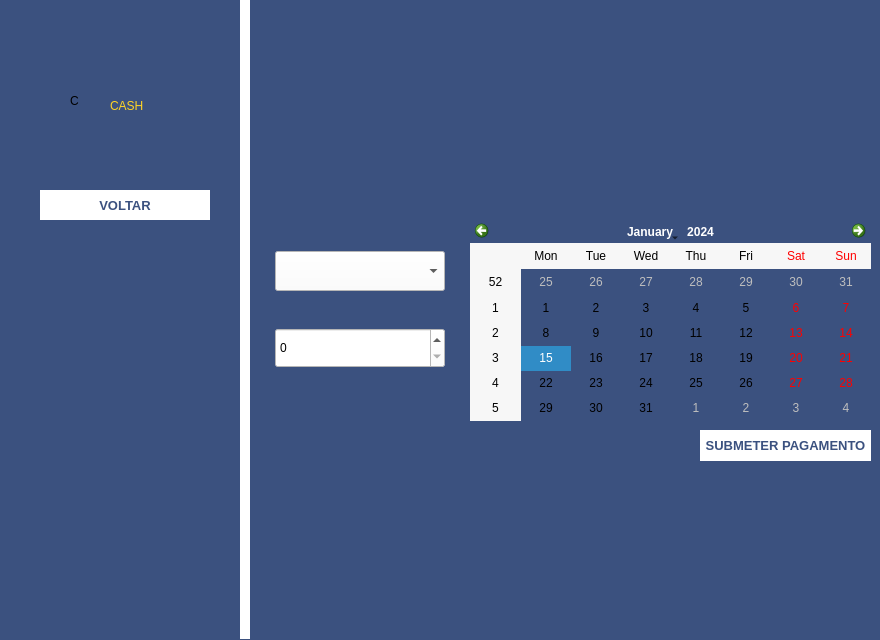
The window that cambaCash/areacash.ui (Leumim2020/CambaCash) describes before a commit, drawn with Qt 5.
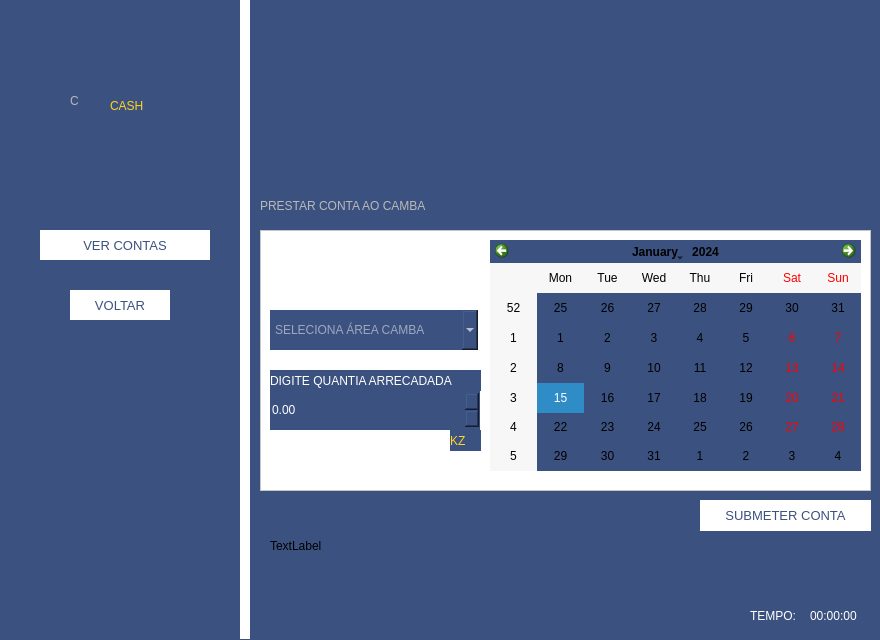
The same window after the commit.

Commit message: Add areacash, areaconta

Patch:
```diff
--- a/cambaCash/areacash.ui
+++ b/cambaCash/areacash.ui
@@ -71,51 +71,13 @@
    </property>
    <property name="styleSheet">
     <string notr="true">font: 600 45pt &quot;Segoe UI Semibold&quot;;
+color: rgb(185, 185, 185);
 </string>
    </property>
    <property name="text">
     <string>C</string>
    </property>
   </widget>
-  <widget class="QPushButton" name="pushButton">
-   <property name="geometry">
-    <rect>
-     <x>40</x>
-     <y>190</y>
-     <width>170</width>
-     <height>30</height>
-    </rect>
-   </property>
-   <property name="minimumSize">
-    <size>
-     <width>170</width>
-     <height>30</height>
-    </size>
-   </property>
-   <property name="maximumSize">
-    <size>
-     <width>0</width>
-     <height>16777215</height>
-    </size>
-   </property>
-   <property name="font">
-    <font>
-     <pointsize>10</pointsize>
-     <bold>true</bold>
-    </font>
-   </property>
-   <property name="cursor">
-    <cursorShape>PointingHandCursor</cursorShape>
-   </property>
-   <property name="styleSheet">
-    <string notr="true">border:1px solid white;
-background-color:white;
-color:rgb(59,81,127);</string>
-   </property>
-   <property name="text">
-    <string>VOLTAR</string>
-   </property>
-  </widget>
   <widget class="QLabel" name="label_4">
    <property name="geometry">
     <rect>
@@ -140,103 +102,354 @@
    <property name="geometry">
     <rect>
      <x>700</x>
-     <y>430</y>
+     <y>500</y>
      <width>171</width>
      <height>31</height>
     </rect>
    </property>
    <property name="font">
     <font>
+     <family>Segoe UI</family>
      <pointsize>10</pointsize>
+     <italic>false</italic>
+     <bold>false</bold>
+    </font>
+   </property>
+   <property name="cursor">
+    <cursorShape>PointingHandCursor</cursorShape>
+   </property>
+   <property name="styleSheet">
+    <string notr="true">border:1px solid white;
+font: 10pt &quot;Segoe UI&quot;;
+background-color:white;
+color:rgb(59,81,127);</string>
+   </property>
+   <property name="text">
+    <string>SUBMETER CONTA</string>
+   </property>
+  </widget>
+  <widget class="QLabel" name="label">
+   <property name="geometry">
+    <rect>
+     <x>810</x>
+     <y>600</y>
+     <width>51</width>
+     <height>31</height>
+    </rect>
+   </property>
+   <property name="styleSheet">
+    <string notr="true">font: 10pt &quot;Segoe UI&quot;;
+color: white;</string>
+   </property>
+   <property name="text">
+    <string>00:00:00</string>
+   </property>
+  </widget>
+  <widget class="QLabel" name="label_5">
+   <property name="geometry">
+    <rect>
+     <x>750</x>
+     <y>600</y>
+     <width>51</width>
+     <height>31</height>
+    </rect>
+   </property>
+   <property name="cursor">
+    <cursorShape>PointingHandCursor</cursorShape>
+   </property>
+   <property name="styleSheet">
+    <string notr="true">font: 10pt &quot;Segoe UI&quot;;
+color: white;</string>
+   </property>
+   <property name="text">
+    <string>TEMPO:</string>
+   </property>
+  </widget>
+  <widget class="QPushButton" name="pushButton">
+   <property name="geometry">
+    <rect>
+     <x>70</x>
+     <y>290</y>
+     <width>100</width>
+     <height>30</height>
+    </rect>
+   </property>
+   <property name="minimumSize">
+    <size>
+     <width>100</width>
+     <height>30</height>
+    </size>
+   </property>
+   <property name="maximumSize">
+    <size>
+     <width>100</width>
+     <height>30</height>
+    </size>
+   </property>
+   <property name="font">
+    <font>
+     <family>Segoe UI</family>
+     <pointsize>10</pointsize>
+     <italic>false</italic>
+     <bold>false</bold>
+    </font>
+   </property>
+   <property name="cursor">
+    <cursorShape>PointingHandCursor</cursorShape>
+   </property>
+   <property name="styleSheet">
+    <string notr="true">border:1px solid white;
+font: 10pt &quot;Segoe UI&quot;;
+background-color:white;
+color:rgb(59,81,127);</string>
+   </property>
+   <property name="text">
+    <string>VOLTAR</string>
+   </property>
+  </widget>
+  <widget class="QPushButton" name="pushButton_conta">
+   <property name="geometry">
+    <rect>
+     <x>40</x>
+     <y>230</y>
+     <width>170</width>
+     <height>30</height>
+    </rect>
+   </property>
+   <property name="minimumSize">
+    <size>
+     <width>170</width>
+     <height>30</height>
+    </size>
+   </property>
+   <property name="maximumSize">
+    <size>
+     <width>0</width>
+     <height>16777215</height>
+    </size>
+   </property>
+   <property name="font">
+    <font>
+     <family>Segoe UI</family>
+     <pointsize>10</pointsize>
+     <italic>false</italic>
+     <bold>false</bold>
+    </font>
+   </property>
+   <property name="cursor">
+    <cursorShape>PointingHandCursor</cursorShape>
+   </property>
+   <property name="styleSheet">
+    <string notr="true">border:1px solid white;
+font: 10pt &quot;Segoe UI&quot;;
+background-color:white;
+color:rgb(59,81,127);</string>
+   </property>
+   <property name="text">
+    <string>VER CONTAS</string>
+   </property>
+  </widget>
+  <widget class="QUndoView" name="undoView">
+   <property name="geometry">
+    <rect>
+     <x>260</x>
+     <y>230</y>
+     <width>611</width>
+     <height>261</height>
+    </rect>
+   </property>
+   <property name="font">
+    <font>
      <bold>true</bold>
     </font>
    </property>
+   <property name="styleSheet">
+    <string notr="true">background-color: rgb(255, 255, 255);</string>
+   </property>
+  </widget>
+  <widget class="QCalendarWidget" name="calendar">
+   <property name="geometry">
+    <rect>
+     <x>490</x>
+     <y>240</y>
+     <width>371</width>
+     <height>231</height>
+    </rect>
+   </property>
    <property name="cursor">
     <cursorShape>PointingHandCursor</cursorShape>
    </property>
    <property name="styleSheet">
-    <string notr="true">border:1px solid white;
-background-color:white;
-color:rgb(59,81,127);</string>
+    <string notr="true">
+color:black;</string>
    </property>
+  </widget>
+  <widget class="QComboBox" name="boxarea">
+   <property name="geometry">
+    <rect>
+     <x>270</x>
+     <y>310</y>
+     <width>208</width>
+     <height>40</height>
+    </rect>
+   </property>
+   <property name="minimumSize">
+    <size>
+     <width>208</width>
+     <height>40</height>
+    </size>
+   </property>
+   <property name="maximumSize">
+    <size>
+     <width>208</width>
+     <height>40</height>
+    </size>
+   </property>
+   <property name="cursor">
+    <cursorShape>PointingHandCursor</cursorShape>
+   </property>
+   <property name="styleSheet">
+    <string notr="true">border:none;
+color: rgb(255, 255, 255);
+
+
+</string>
+   </property>
+   <property name="placeholderText">
+    <string>SELECIONA ÁREA CAMBA</string>
+   </property>
+   <item>
+    <property name="text">
+     <string>SELECIONE LOJA...</string>
+    </property>
+   </item>
+   <item>
+    <property name="text">
+     <string>BAR</string>
+    </property>
+   </item>
+   <item>
+    <property name="text">
+     <string>BARBEARIA</string>
+    </property>
+   </item>
+   <item>
+    <property name="text">
+     <string>LOJA ZAP</string>
+    </property>
+   </item>
+   <item>
+    <property name="text">
+     <string>SALÃO  DE BELEZA</string>
+    </property>
+   </item>
+  </widget>
+  <widget class="QLabel" name="label_6">
+   <property name="geometry">
+    <rect>
+     <x>450</x>
+     <y>430</y>
+     <width>31</width>
+     <height>21</height>
+    </rect>
+   </property>
+   <property name="cursor">
+    <cursorShape>PointingHandCursor</cursorShape>
+   </property>
+   <property name="styleSheet">
+    <string notr="true">font: 15pt &quot;Segoe UI&quot;;
+color: rgb(255, 212, 38);</string>
+   </property>
    <property name="text">
-    <string>SUBMETER PAGAMENTO</string>
+    <string>KZ</string>
    </property>
   </widget>
-  <widget class="QWidget" name="gridLayoutWidget">
+  <widget class="QDoubleSpinBox" name="boxmoney">
+   <property name="geometry">
+    <rect>
+     <x>270</x>
+     <y>390</y>
+     <width>210</width>
+     <height>40</height>
+    </rect>
+   </property>
+   <property name="minimumSize">
+    <size>
+     <width>210</width>
+     <height>40</height>
+    </size>
+   </property>
+   <property name="maximumSize">
+    <size>
+     <width>210</width>
+     <height>40</height>
+    </size>
+   </property>
+   <property name="styleSheet">
+    <string notr="true">border:none;
+font: 12pt &quot;Segoe UI&quot;;
+color: rgb(255, 255, 255);</string>
+   </property>
+   <property name="maximum">
+    <double>100000000.000000000000000</double>
+   </property>
+   <property name="stepType">
+    <enum>QAbstractSpinBox::DefaultStepType</enum>
+   </property>
+  </widget>
+  <widget class="QLabel" name="label_7">
+   <property name="geometry">
+    <rect>
+     <x>270</x>
+     <y>370</y>
+     <width>211</width>
+     <height>21</height>
+    </rect>
+   </property>
+   <property name="cursor">
+    <cursorShape>PointingHandCursor</cursorShape>
+   </property>
+   <property name="styleSheet">
+    <string notr="true">font: 10pt &quot;Segoe UI&quot;;
+color: white;</string>
+   </property>
+   <property name="text">
+    <string>DIGITE QUANTIA ARRECADADA</string>
+   </property>
+  </widget>
+  <widget class="QLabel" name="label_8">
    <property name="geometry">
     <rect>
      <x>260</x>
-     <y>220</y>
-     <width>201</width>
-     <height>181</height>
+     <y>190</y>
+     <width>381</width>
+     <height>31</height>
     </rect>
    </property>
-   <layout class="QGridLayout" name="gridLayout">
-    <item row="0" column="0">
-     <widget class="QComboBox" name="comboBox">
-      <property name="minimumSize">
-       <size>
-        <width>170</width>
-        <height>40</height>
-       </size>
-      </property>
-      <property name="maximumSize">
-       <size>
-        <width>170</width>
-        <height>40</height>
-       </size>
-      </property>
-      <property name="cursor">
-       <cursorShape>IBeamCursor</cursorShape>
-      </property>
-      <property name="styleSheet">
-       <string notr="true">background-color:white;</string>
-      </property>
-     </widget>
-    </item>
-    <item row="1" column="0">
-     <widget class="QSpinBox" name="spinBox">
-      <property name="minimumSize">
-       <size>
-        <width>170</width>
-        <height>40</height>
-       </size>
-      </property>
-      <property name="maximumSize">
-       <size>
-        <width>170</width>
-        <height>40</height>
-       </size>
-      </property>
-      <property name="cursor">
-       <cursorShape>IBeamCursor</cursorShape>
-      </property>
-      <property name="styleSheet">
-       <string notr="true">background-color:rgb(255, 255, 255);</string>
-      </property>
-     </widget>
-    </item>
-   </layout>
+   <property name="cursor">
+    <cursorShape>PointingHandCursor</cursorShape>
+   </property>
+   <property name="styleSheet">
+    <string notr="true">font: 15pt &quot;Segoe UI &quot;;
+color: rgb(185, 185, 185);
+</string>
+   </property>
+   <property name="text">
+    <string>PRESTAR CONTA AO CAMBA</string>
+   </property>
   </widget>
-  <widget class="QWidget" name="horizontalLayoutWidget">
+  <widget class="QLabel" name="label_test">
    <property name="geometry">
     <rect>
-     <x>470</x>
-     <y>220</y>
-     <width>401</width>
-     <height>201</height>
+     <x>270</x>
+     <y>520</y>
+     <width>51</width>
+     <height>51</height>
     </rect>
    </property>
-   <layout class="QHBoxLayout" name="horizontalLayout">
-    <item>
-     <widget class="QCalendarWidget" name="calendarWidget">
-      <property name="cursor">
-       <cursorShape>PointingHandCursor</cursorShape>
-      </property>
-     </widget>
-    </item>
-   </layout>
+   <property name="text">
+    <string>TextLabel</string>
+   </property>
   </widget>
  </widget>
  <resources/>
```
Left out of the diff: 2 changed lines with no effect on the pictures. The commit also changes 31 other files.
